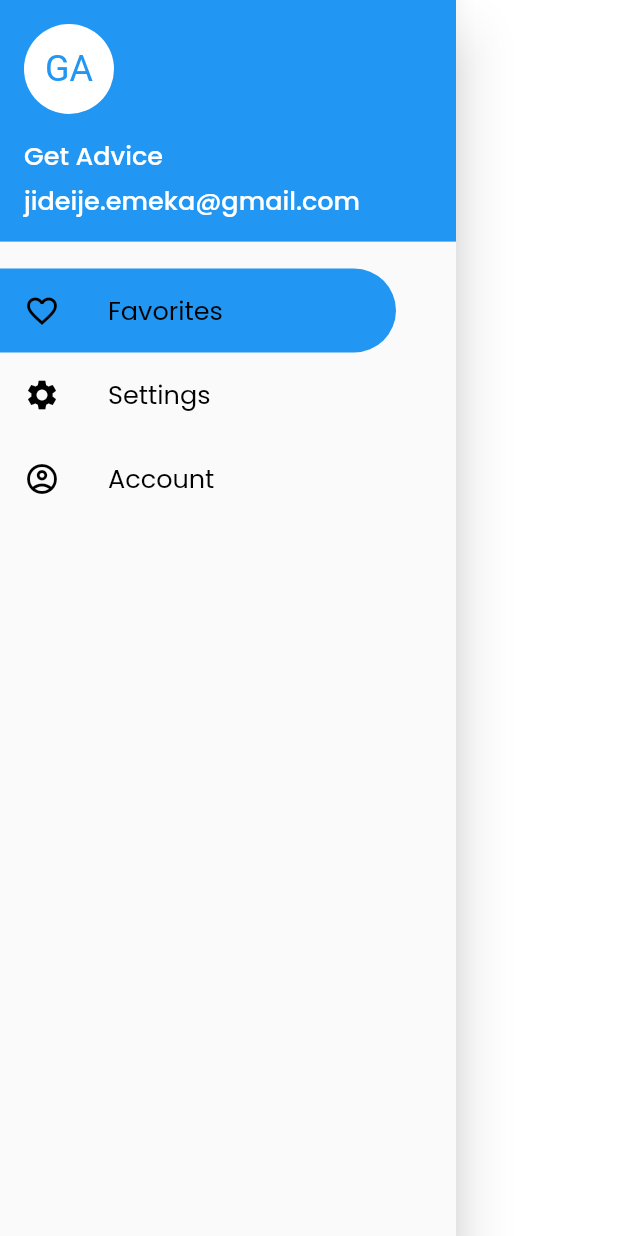
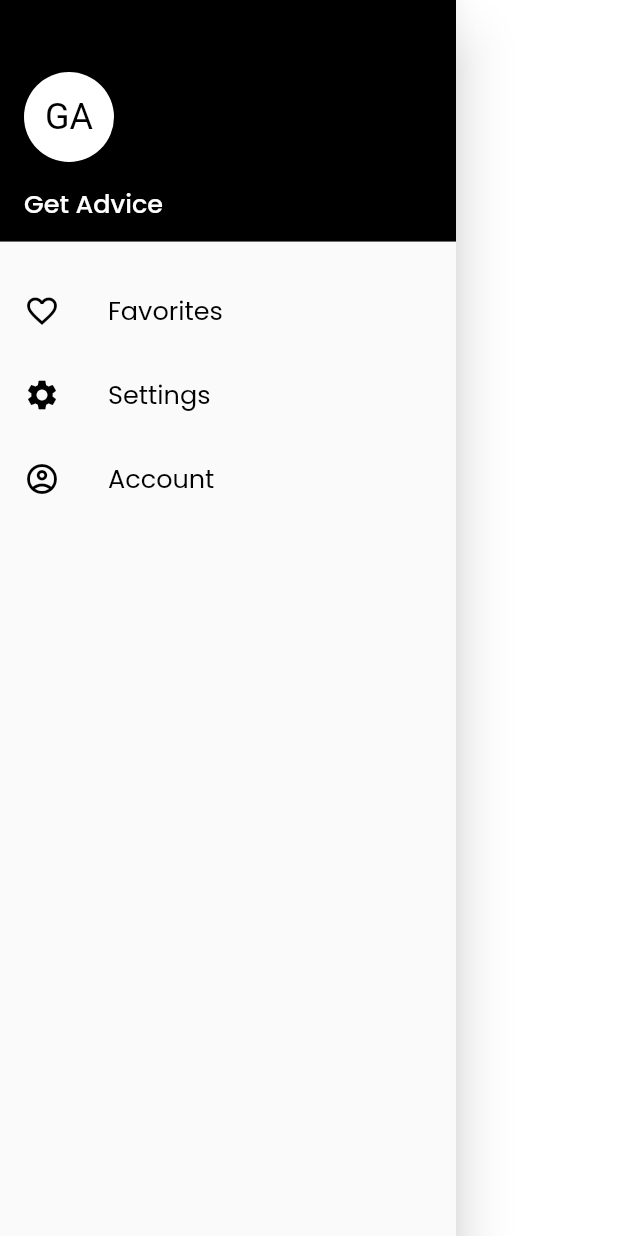
Before and after one commit to JideijeEmeka/life_advice, a Flutter app: the AppDrawer widget shown alone on an empty page, opened directly, on a phone screen of 412 x 824 dp. Run offline on Flutter 3.47's test engine with Material 2 defaults, Android fonts, the phone set to English and light mode, and no system bars; drawn by our look-alikes of overlay_support; our stand-ins replace connectivity_plus, google_fonts, internet_connection_checker, mvc_pattern, persistent_bottom_nav_bar_v2, shared_preferences; accounts and stored records are empty.

Commit message:
Redesign the drawer view

```diff
--- a/lib/widgets/drawer_widget.dart
+++ b/lib/widgets/drawer_widget.dart
@@ -27,16 +27,17 @@ class _AppDrawerState extends StateMVC<AppDrawer> {
         children: [
           DrawerHeader(
               decoration: const BoxDecoration(
-                  color: Colors.blue
+                  color: Colors.black
               ),
               child: Column(
+                mainAxisAlignment: MainAxisAlignment.end,
                 crossAxisAlignment: CrossAxisAlignment.start,
                 children: [
                   const CircleAvatar(
                     radius: 30,
                     backgroundColor: Colors.white,
                     child: Text('GA', style: TextStyle(
-                        fontSize: 24, color: Colors.blue
+                        fontSize: 24, color: Colors.black
                     ),),
                   ),
                   Padding(
@@ -44,8 +45,8 @@ class _AppDrawerState extends StateMVC<AppDrawer> {
                     child: Text('Get Advice', style: AppTextStyles.normalTextStyle(
                         color: Colors.white)),
                   ),
-                  Text('jideije.emeka@gmail.com', style: AppTextStyles.normalTextStyle(
-                      color: Colors.white))
+                  // Text('jideije.emeka@gmail.com', style: AppTextStyles.normalTextStyle(
+                  //     color: Colors.white))
                 ],)),
           Padding(
             padding: const EdgeInsets.only(right: 40, top: 10),
@@ -55,15 +56,13 @@ class _AppDrawerState extends StateMVC<AppDrawer> {
                   selected = true;
                   index = 1;
                 });
-                Navigator.pop(context);
                 Future.delayed(const Duration(milliseconds: 100), () {
                   Navigator.push(context, MaterialPageRoute(builder: (_)
-                  => FavoriteView(favAdviceList: con.favAdviceList,)));
+                  => FavoriteView(favAdviceList: con.favAdviceList, drawerIndex: 1,)));
                 });
               },
               selected: selected,
-              selectedTileColor: index == 1 ? Colors.blue : null,
-              tileColor: Colors.blue,
+              selectedTileColor: index == 1 ? Colors.black : null,
               leading: Icon(Icons.favorite_border_outlined,
                 color: index == 1 ? Colors.white : Colors.black,),
               title: Text('Favorites', style: AppTextStyles.normalTextStyle(
@@ -85,7 +84,7 @@ class _AppDrawerState extends StateMVC<AppDrawer> {
                 });
               },
               selected: selected,
-              selectedTileColor: index == 2 ? Colors.blue : null,
+              selectedTileColor: index == 2 ? Colors.black : null,
               leading: Icon(Icons.settings,
                 color: index == 2 ? Colors.white : Colors.black,),
               title: Text('Settings', style: AppTextStyles.normalTextStyle(
@@ -107,7 +106,7 @@ class _AppDrawerState extends StateMVC<AppDrawer> {
                 });
               },
               selected: selected,
-              selectedTileColor: index == 3 ? Colors.blue : null,
+              selectedTileColor: index == 3 ? Colors.black : null,
               leading: Icon(Icons.account_circle_outlined,
                 color: index == 3 ? Colors.white : Colors.black,),
               title: Text('Account', style: AppTextStyles.normalTextStyle(
```
